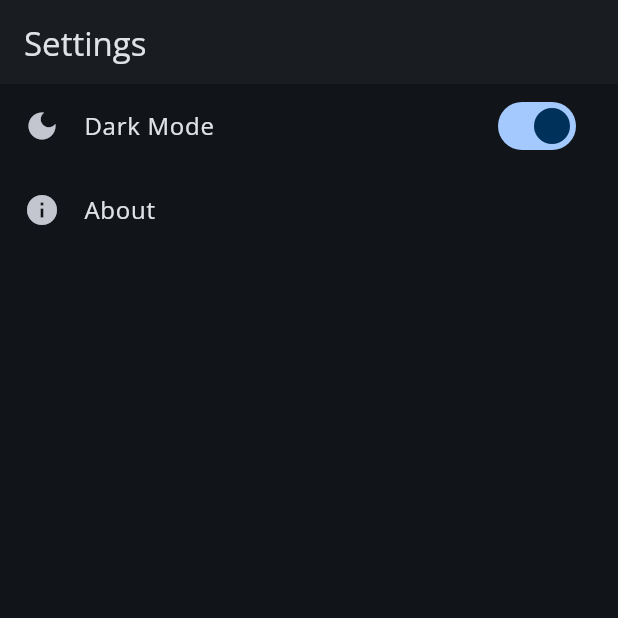
After one commit to faruqonaayo/arrtick_app, a Flutter app: the Settings screen opened by its route, after a tap on "Dark Mode", on a phone screen of 412 x 824 dp, the top half of it. The commit adds this screen. Run offline on Flutter 3.47's test engine with Material 3 defaults, Android fonts, the phone set to English and light mode, and no system bars; our stand-ins replace flutter_riverpod, go_router, google_fonts.

Commit message:
Add settings screen and dark mode functionality with state management

```diff
--- a/lib/main.dart
+++ b/lib/main.dart
@@ -1,4 +1,6 @@
+import 'package:arrtick_app/providers/dark_mode_provider.dart';
 import 'package:arrtick_app/screens/project_details.dart';
+import 'package:arrtick_app/screens/settings.dart';
 import 'package:flutter/material.dart';
 import 'package:flutter_riverpod/flutter_riverpod.dart';
 import 'package:go_router/go_router.dart';
@@ -11,7 +13,7 @@ void main() {
   runApp(ProviderScope(child: ArrtickApp()));
 }
 
-class ArrtickApp extends StatelessWidget {
+class ArrtickApp extends ConsumerWidget {
   ArrtickApp({super.key});
 
   final _router = GoRouter(
@@ -27,15 +29,17 @@ class ArrtickApp extends StatelessWidget {
           return ProjectDetails(projectId: projectId);
         },
       ),
+      GoRoute(path: "/settings", builder: (context, state) => const Settings()),
     ],
   );
 
   @override
-  Widget build(BuildContext context) {
+  Widget build(BuildContext context, WidgetRef ref) {
+    final isDarkMode = ref.watch(darkModeProvider);
     return MaterialApp.router(
       title: 'Arrtick App',
       routerConfig: _router,
-      themeMode: ThemeMode.light,
+      themeMode: isDarkMode ? ThemeMode.dark : ThemeMode.light,
       theme: buildThemeData(kColorScheme),
       darkTheme: buildThemeData(kDarkColorScheme),
     );
--- /dev/null
+++ b/lib/providers/dark_mode_provider.dart
@@ -0,0 +1,16 @@
+import 'package:flutter_riverpod/flutter_riverpod.dart';
+
+class DarkModeNotifier extends Notifier<bool> {
+  @override
+  bool build() {
+    return false;
+  }
+
+  void toggleDarkMode() {
+    state = !state;
+  }
+}
+
+final darkModeProvider = NotifierProvider<DarkModeNotifier, bool>(
+  () => DarkModeNotifier(),
+);
--- a/lib/screens/app_layout.dart
+++ b/lib/screens/app_layout.dart
@@ -3,6 +3,7 @@ import 'package:flutter/material.dart';
 import 'package:arrtick_app/screens/manage.dart';
 import 'package:arrtick_app/widgets/add_options.dart';
 import 'package:arrtick_app/theme.dart';
+import 'package:go_router/go_router.dart';
 
 class AppLayout extends StatefulWidget {
   const AppLayout({super.key});
@@ -38,7 +39,7 @@ class _AppLayoutState extends State<AppLayout> {
           IconButton(
             icon: const Icon(Icons.settings_outlined),
             onPressed: () {
-              // Handle settings action
+              context.push('/settings');
             },
           ),
         ],
--- /dev/null
+++ b/lib/screens/settings.dart
@@ -0,0 +1,59 @@
+import 'package:flutter_riverpod/flutter_riverpod.dart';
+import 'package:flutter/material.dart';
+
+import 'package:arrtick_app/providers/dark_mode_provider.dart';
+
+class Settings extends ConsumerStatefulWidget {
+  const Settings({super.key});
+
+  @override
+  ConsumerState<Settings> createState() => _SettingsState();
+}
+
+class _SettingsState extends ConsumerState<Settings> {
+  late bool _darkModeOn;
+
+  @override
+  void initState() {
+    super.initState();
+    _darkModeOn = ref.read(darkModeProvider);
+  }
+
+  @override
+  Widget build(BuildContext context) {
+    final darkModeNotifier = ref.read(darkModeProvider.notifier);
+    return Scaffold(
+      appBar: AppBar(title: Text('Settings')),
+      body: ListView(
+        children: [
+          ListTile(
+            leading: Icon(Icons.dark_mode),
+            title: Text('Dark Mode'),
+            trailing: Switch(
+              value: _darkModeOn,
+              onChanged: (value) {
+                setState(() {
+                  _darkModeOn = value;
+                  darkModeNotifier.toggleDarkMode();
+                });
+              },
+            ),
+            onTap: () {
+              setState(() {
+                _darkModeOn = !_darkModeOn;
+                darkModeNotifier.toggleDarkMode();
+              });
+            },
+          ),
+          ListTile(
+            leading: Icon(Icons.info),
+            title: Text('About'),
+            onTap: () {
+              // Handle about tap
+            },
+          ),
+        ],
+      ),
+    );
+  }
+}
```
